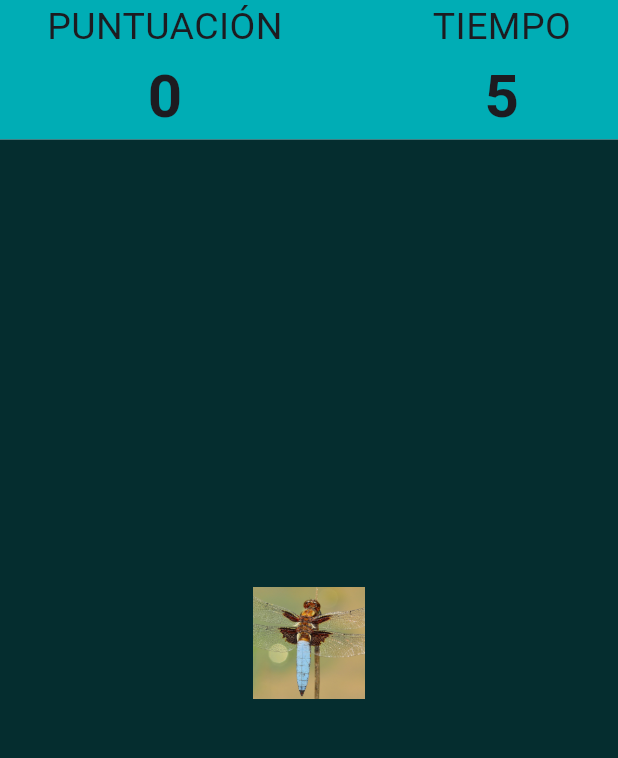
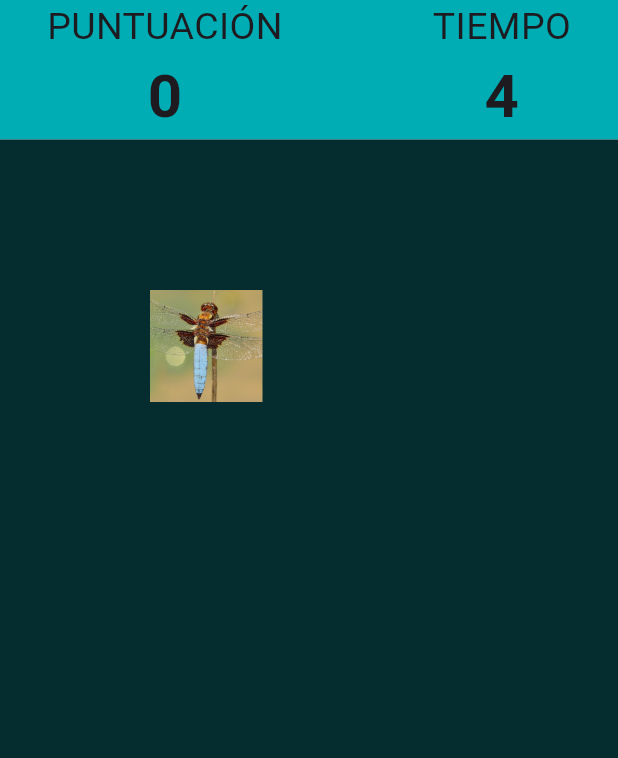
Before and after one commit to Paablo2005/Programacion_Multimedia, a Flutter app: the RandomPhotosScreen screen opened by its route, on a phone screen of 412 x 824 dp, the part 90-848 px from its top. Run offline on Flutter 3.47's test engine with Material 3 defaults, Android fonts, the light colour scheme and no system bars; our stand-ins replace google_fonts; Roboto replaces fonts that are missing (Abel).

Commit message:
Entrega Tarea1 Tema3

```diff
--- a/t1_act1_pabloamores/lib/screens/random_photos.dart
+++ b/t1_act1_pabloamores/lib/screens/random_photos.dart
@@ -10,7 +10,10 @@ class RandomPhotosScreen extends StatefulWidget {
 class RandomPhotosScreenState extends State<RandomPhotosScreen> {
   int puntuacion = 0;
   int tiempo = 5;
+  late Timer timer;
   String imagenSeleccionada = 'assets/images/insecto1.jpg';
+  double posX = 100;
+  double posY = 100;
 
   void cambiarImagen() {
     final List<String> imagenes = [
@@ -22,6 +25,29 @@ class RandomPhotosScreenState extends State<RandomPhotosScreen> {
 
     setState(() {
       imagenSeleccionada = imagenes[random.nextInt(imagenes.length)];
+      posX = random.nextDouble() * (MediaQuery.of(context).size.width - 75);
+      posY = random.nextDouble() * (MediaQuery.of(context).size.height - 300);
+    });
+  }
+
+  @override
+  void initState() {
+    super.initState();
+    cronometro();
+  }
+
+  void cronometro() {
+    timer = Timer.periodic(const Duration(seconds: 1), (timer) {
+      if (tiempo > 0) {
+        setState(() {
+          tiempo--;
+        });
+      }
+      if (tiempo == 0) {
+        tiempo = 5;
+        puntuacion -= 2;
+        cambiarImagen();
+      }
     });
   }
 
@@ -29,6 +55,8 @@ class RandomPhotosScreenState extends State<RandomPhotosScreen> {
     return GestureDetector(
       onTap: () {
         cambiarImagen();
+        puntuacion++;
+        tiempo = 5;
       },
       child: SizedBox(
         width: 75,
@@ -112,8 +140,14 @@ class RandomPhotosScreenState extends State<RandomPhotosScreen> {
       color: const Color.fromARGB(255, 5, 45, 47),
       width: double.infinity,
       height: double.infinity,
-      child: Center(
-        child: imagenes(),
+      child: Stack(
+        children: [
+          Positioned(
+            left: posX,
+            top: posY,
+            child: imagenes(),
+          ),
+        ],
       ),
     );
   }
--- a/t1_act1_pabloamores/lib/screens/screens.dart
+++ b/t1_act1_pabloamores/lib/screens/screens.dart
@@ -15,3 +15,4 @@ export './instagram/widgets/story_circle.dart';
 export 'package:flutter/material.dart';
 export 'package:google_fonts/google_fonts.dart';
 export 'dart:math';
+export 'dart:async';
```
